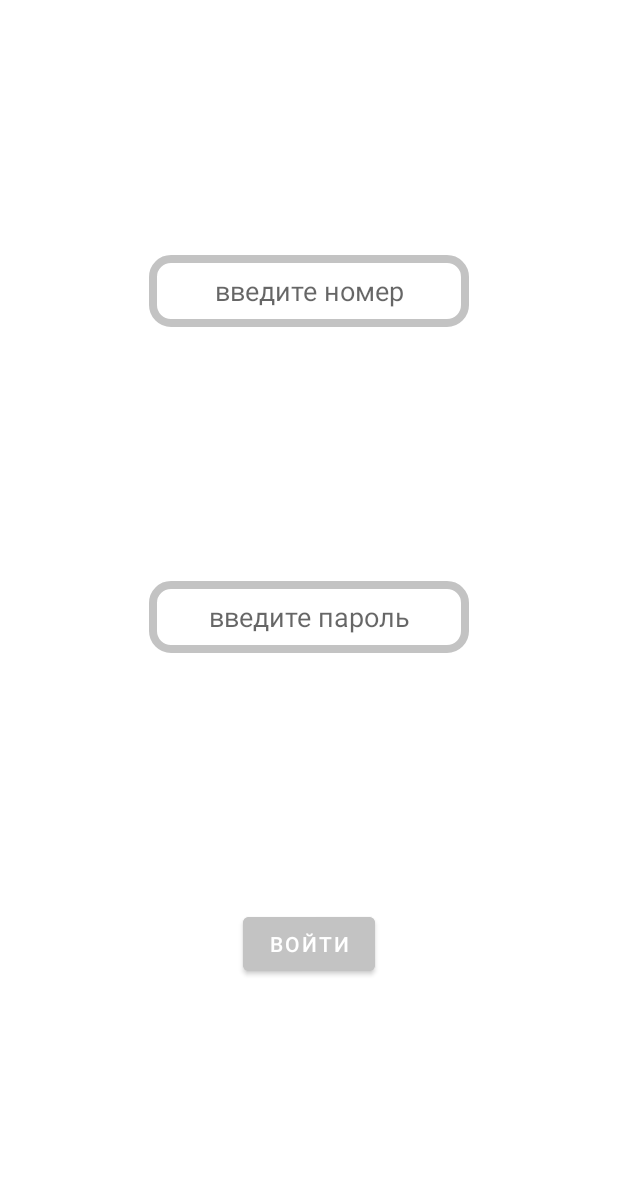
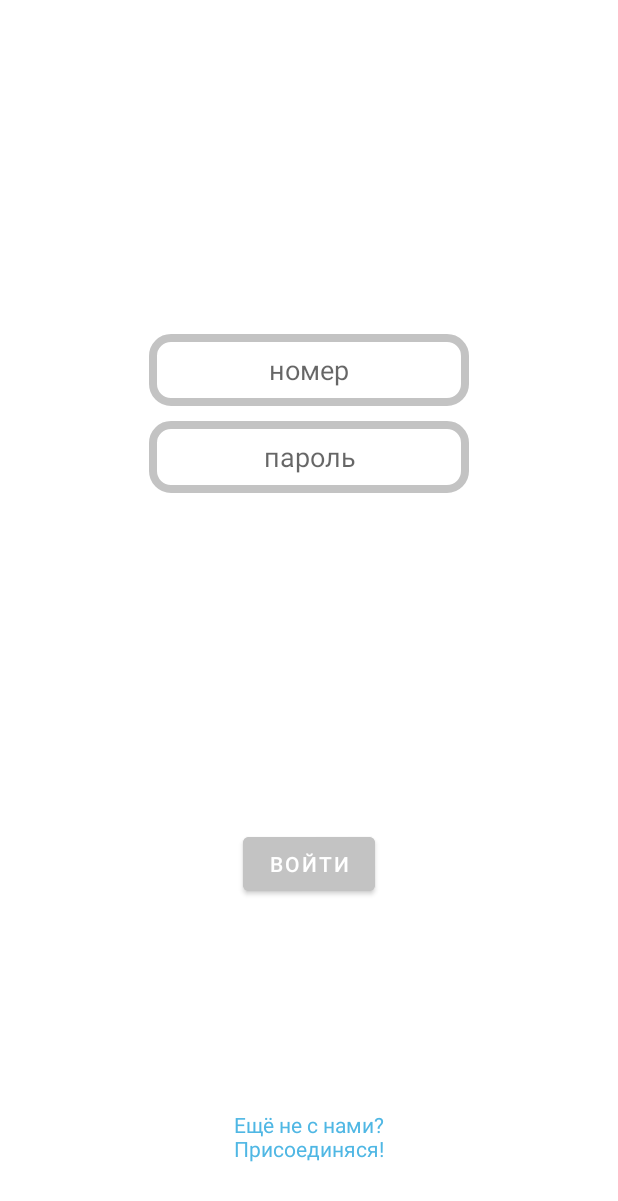
Before and after one commit to RefcharpN/online_bank_system, an Android app: the login screen opened through its navigation route, on a phone screen of 412 x 824 dp. Shown: the top 1201 px of the screen. Run offline under Robolectric (Android 15) with nearby library versions, the phone set to English and light mode, and no system bars.

```diff
--- a/app/src/main/java/com/example/test_online_bank_kotlin/Client.kt
+++ b/app/src/main/java/com/example/test_online_bank_kotlin/Client.kt
@@ -33,7 +33,7 @@ internal class ClientSomthing(private val addr: String, private val port: Int)
     {
         try {
             socket = Socket()
-            socket!!.connect(InetSocketAddress(addr, port), 1000)
+            socket!!.connect(InetSocketAddress(addr, port), 10000)
 
         } catch (e: IOException) {
             System.err.println("Socket failed")
--- a/app/src/main/java/com/example/test_online_bank_kotlin/startup.kt
+++ b/app/src/main/java/com/example/test_online_bank_kotlin/startup.kt
@@ -35,7 +35,7 @@ class startup : Fragment() {
         val view = inflater.inflate(R.layout.fragment_startup, container, false)
 
         CoroutineScope(IO).launch{
-            val client = ClientSomthing("192.168.102.216",8080)
+            val client = ClientSomthing(getString(R.string.server_ip),8080)
             //уведомление: идёт подключение к серверу -- через тост
             if (client.socket_status())
             {
--- /dev/null
+++ b/app/src/main/res/drawable-night/ic_dot_empty.xml
@@ -0,0 +1,5 @@
+<vector android:height="24dp" android:tint="@color/night_buttons"
+    android:viewportHeight="24" android:viewportWidth="24"
+    android:width="24dp" xmlns:android="http://schemas.android.com/apk/res/android">
+    <path android:fillColor="@color/night_buttons" android:pathData="M12,2C6.47,2 2,6.47 2,12s4.47,10 10,10 10,-4.47 10,-10S17.53,2 12,2zM12,20c-4.41,0 -8,-3.59 -8,-8s3.59,-8 8,-8 8,3.59 8,8 -3.59,8 -8,8z"/>
+</vector>
--- a/app/src/main/res/drawable/edit_text_border.xml
+++ b/app/src/main/res/drawable/edit_text_border.xml
@@ -10,6 +10,6 @@
         android:topLeftRadius="12dp"
         android:topRightRadius="12dp"/>
     <stroke
-        android:color="#C3C3C3"
+        android:color="@color/night_buttons"
         android:width="5dp"/>
 </shape>
--- a/app/src/main/res/layout/fragment_login.xml
+++ b/app/src/main/res/layout/fragment_login.xml
@@ -11,40 +11,57 @@
         android:id="@+id/button2"
         android:layout_width="wrap_content"
         android:layout_height="wrap_content"
+        android:backgroundTint="@color/night_buttons"
         android:text="войти"
         app:layout_constraintBottom_toBottomOf="parent"
         app:layout_constraintEnd_toEndOf="parent"
         app:layout_constraintStart_toStartOf="parent"
-        app:layout_constraintTop_toBottomOf="@+id/editTextTextPassword"
-        android:backgroundTint="#C3C3C3"/>
+        app:layout_constraintTop_toBottomOf="@+id/linearLayout" />
 
-    <EditText
-        android:id="@+id/editTextPhone"
+    <TextView
+        android:id="@+id/textView7"
         android:layout_width="wrap_content"
         android:layout_height="wrap_content"
-        android:background="@drawable/edit_text_border"
-        android:ems="10"
-        android:inputType="phone"
-        android:minHeight="48dp"
-        app:layout_constraintBottom_toTopOf="@+id/editTextTextPassword"
+        android:text="Ещё не с нами?\nПрисоединяся!"
+        app:layout_constraintBottom_toBottomOf="parent"
         app:layout_constraintEnd_toEndOf="parent"
         app:layout_constraintStart_toStartOf="parent"
         app:layout_constraintTop_toTopOf="parent"
+        app:layout_constraintVertical_bias="0.94"
         android:gravity="center"
-        android:hint="введите номер" />
+        android:textColor="#4FB7E4"/>
 
-    <EditText
-        android:id="@+id/editTextTextPassword"
+    <LinearLayout
+        android:id="@+id/linearLayout"
         android:layout_width="wrap_content"
         android:layout_height="wrap_content"
-        android:background="@drawable/edit_text_border"
-        android:ems="10"
-        android:inputType="textPassword"
-        android:minHeight="48dp"
+        android:orientation="vertical"
         app:layout_constraintBottom_toTopOf="@+id/button2"
         app:layout_constraintEnd_toEndOf="parent"
         app:layout_constraintStart_toStartOf="parent"
-        app:layout_constraintTop_toBottomOf="@+id/editTextPhone"
-        android:gravity="center"
-        android:hint="введите пароль"/>
+        app:layout_constraintTop_toTopOf="parent">
+
+        <EditText
+            android:id="@+id/editTextPhone"
+            android:layout_width="wrap_content"
+            android:layout_height="wrap_content"
+            android:layout_marginBottom="10dp"
+            android:background="@drawable/edit_text_border"
+            android:ems="10"
+            android:gravity="center"
+            android:hint="номер"
+            android:inputType="phone"
+            android:minHeight="48dp" />
+
+        <EditText
+            android:id="@+id/editTextTextPassword"
+            android:layout_width="wrap_content"
+            android:layout_height="wrap_content"
+            android:background="@drawable/edit_text_border"
+            android:ems="10"
+            android:gravity="center"
+            android:hint="пароль"
+            android:inputType="textPassword"
+            android:minHeight="48dp" />
+    </LinearLayout>
 </androidx.constraintlayout.widget.ConstraintLayout>
--- a/app/src/main/res/navigation/login_navigation.xml
+++ b/app/src/main/res/navigation/login_navigation.xml
@@ -48,13 +48,6 @@
         <action
             android:id="@+id/action_registration_set_pin_to_main_page"
             app:destination="@id/main_page" />
-        <action
-            android:id="@+id/action_registration_set_pin_self"
-            app:destination="@id/registration_set_pin" />
-        <argument
-            android:name="second_pin_input"
-            app:argType="boolean"
-            android:defaultValue="false" />
     </fragment>
     <fragment
         android:id="@+id/login"
@@ -76,8 +69,5 @@
         <action
             android:id="@+id/action_enter_pin_to_main_page"
             app:destination="@id/main_page" />
-        <action
-            android:id="@+id/action_enter_pin_self"
-            app:destination="@id/enter_pin" />
     </fragment>
 </navigation>
--- a/app/src/main/res/values-night/themes.xml
+++ b/app/src/main/res/values-night/themes.xml
@@ -14,6 +14,9 @@
         <!-- Customize your theme here. -->
         <item name="android:background">#1E292B</item>
 
+
+        <!-- основная тема задника -->
         <item name="android:textColor">#676767</item>
+        <!--  -->
     </style>
 </resources>
--- a/app/src/main/res/values/colors.xml
+++ b/app/src/main/res/values/colors.xml
@@ -8,4 +8,6 @@
     <color name="black">#FF000000</color>
     <color name="white">#FFFFFFFF</color>
     <color name="main">#1E292B</color>
+    <color name="night_backgroung">#676767</color>
+    <color name="night_buttons">#C3C3C3</color>
 </resources>
--- a/app/src/main/res/values/strings.xml
+++ b/app/src/main/res/values/strings.xml
@@ -2,4 +2,6 @@
     <string name="app_name">test_online_bank_kotlin</string>
     <!-- TODO: Remove or change this placeholder text -->
     <string name="hello_blank_fragment">Hello blank fragment</string>
+
+    <string name="server_ip">192.168.0.139</string>
 </resources>
```
Also changed, not shown: app/src/main/java/com/example/test_online_bank_kotlin/login.kt (+14 -6 lines), app/src/main/java/com/example/test_online_bank_kotlin/registration_set_pin.kt (+203 -34 lines), app/src/main/res/layout/fragment_registration_set_pin.xml (+52 -27 lines).
